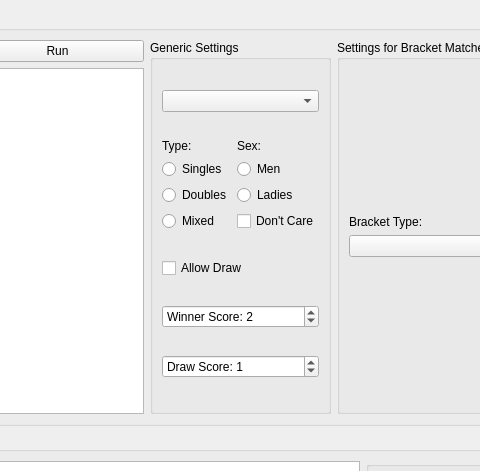
Old version of the form ui/CatTabWidget.ui in the repository probonopd/QTournament; both pictures show x 232 to 712 and y 0 to 471 of the 1366 by 858 pixel window.
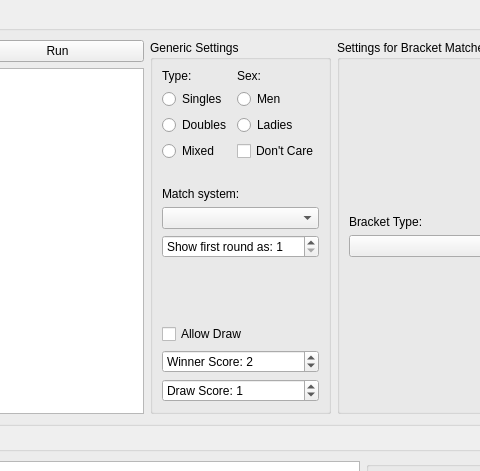
New version of the form. Custom widgets are drawn as their Qt base class.

Commit message: Introduced a new category parameter "first round offset" and set a few unused controls to "hidden".

What changed in the file:
```diff
--- a/ui/CatTabWidget.ui
+++ b/ui/CatTabWidget.ui
@@ -69,9 +69,6 @@
            <string>Generic Settings</string>
           </property>
           <layout class="QVBoxLayout" name="verticalLayout_2">
-           <item>
-            <widget class="QComboBox" name="cbMatchSystem"/>
-           </item>
            <item>
             <layout class="QHBoxLayout" name="horizontalLayout_2">
              <item>
@@ -167,6 +164,55 @@
              </item>
             </layout>
            </item>
+           <item>
+            <spacer name="verticalSpacer_6">
+             <property name="orientation">
+              <enum>Qt::Vertical</enum>
+             </property>
+             <property name="sizeType">
+              <enum>QSizePolicy::Fixed</enum>
+             </property>
+             <property name="sizeHint" stdset="0">
+              <size>
+               <width>20</width>
+               <height>20</height>
+              </size>
+             </property>
+            </spacer>
+           </item>
+           <item>
+            <widget class="QLabel" name="label_4">
+             <property name="text">
+              <string>Match system:</string>
+             </property>
+            </widget>
+           </item>
+           <item>
+            <widget class="QComboBox" name="cbMatchSystem"/>
+           </item>
+           <item>
+            <widget class="QSpinBox" name="cbFirstRound">
+             <property name="prefix">
+              <string>Show first round as: </string>
+             </property>
+             <property name="minimum">
+              <number>1</number>
+             </property>
+            </widget>
+           </item>
+           <item>
+            <spacer name="verticalSpacer_5">
+             <property name="orientation">
+              <enum>Qt::Vertical</enum>
+             </property>
+             <property name="sizeHint" stdset="0">
+              <size>
+               <width>20</width>
+               <height>40</height>
+              </size>
+             </property>
+            </spacer>
+           </item>
            <item>
             <widget class="QCheckBox" name="cbDraw">
              <property name="text">
```
Left out of the diff: 19 changed lines with no effect on the pictures. The commit also changes 7 other files.
